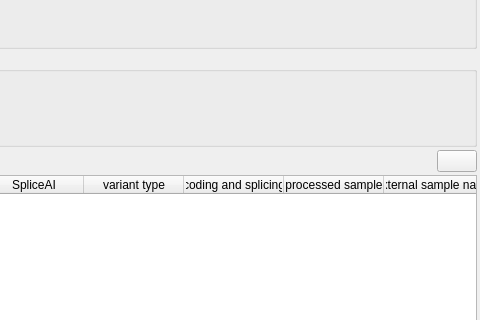
The window that src/GSvar/SmallVariantSearchWidget.ui (imgag/ngs-bits) describes before a commit, drawn with Qt 5; both pictures show x 720 to 1200 and y 182 to 502 of the 1200 by 800 pixel window.
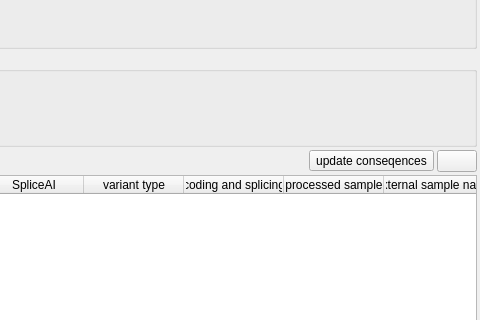
The same window after the commit. Icons and pictures are not drawn.

Commit message: GSvar small variants search: added functionality to update variant consequences. VariantHgvsAnnotator: refactoring

Patch:
```diff
--- a/src/GSvar/SmallVariantSearchWidget.ui
+++ b/src/GSvar/SmallVariantSearchWidget.ui
@@ -571,6 +571,19 @@
        </property>
       </spacer>
      </item>
+     <item>
+      <widget class="QToolButton" name="update_cons_btn">
+       <property name="toolTip">
+        <string>&lt;html&gt;&lt;head/&gt;&lt;body&gt;&lt;p&gt;Variant consequence annotations shown after search are stored in NGSD.&lt;br/&gt;Variant consequence in NGSD are only update when the variant is imported into NGSD through a new case.&lt;/p&gt;&lt;p&gt;So they can be quite old, possibly even based on a outdated Ensembl build.&lt;br/&gt;To get up-to-date variants consequence annotations, you can re-calcualted variant consequences using this button.&lt;/p&gt;&lt;/body&gt;&lt;/html&gt;</string>
+       </property>
+       <property name="text">
+        <string>update conseqences</string>
+       </property>
+       <property name="popupMode">
+        <enum>QToolButton::ToolButtonPopupMode::InstantPopup</enum>
+       </property>
+      </widget>
+     </item>
      <item>
       <widget class="QPushButton" name="copy_btn">
        <property name="toolTip">
```
Left out of the diff: 26 changed lines with no effect on the pictures. The commit also changes 14 other files.
